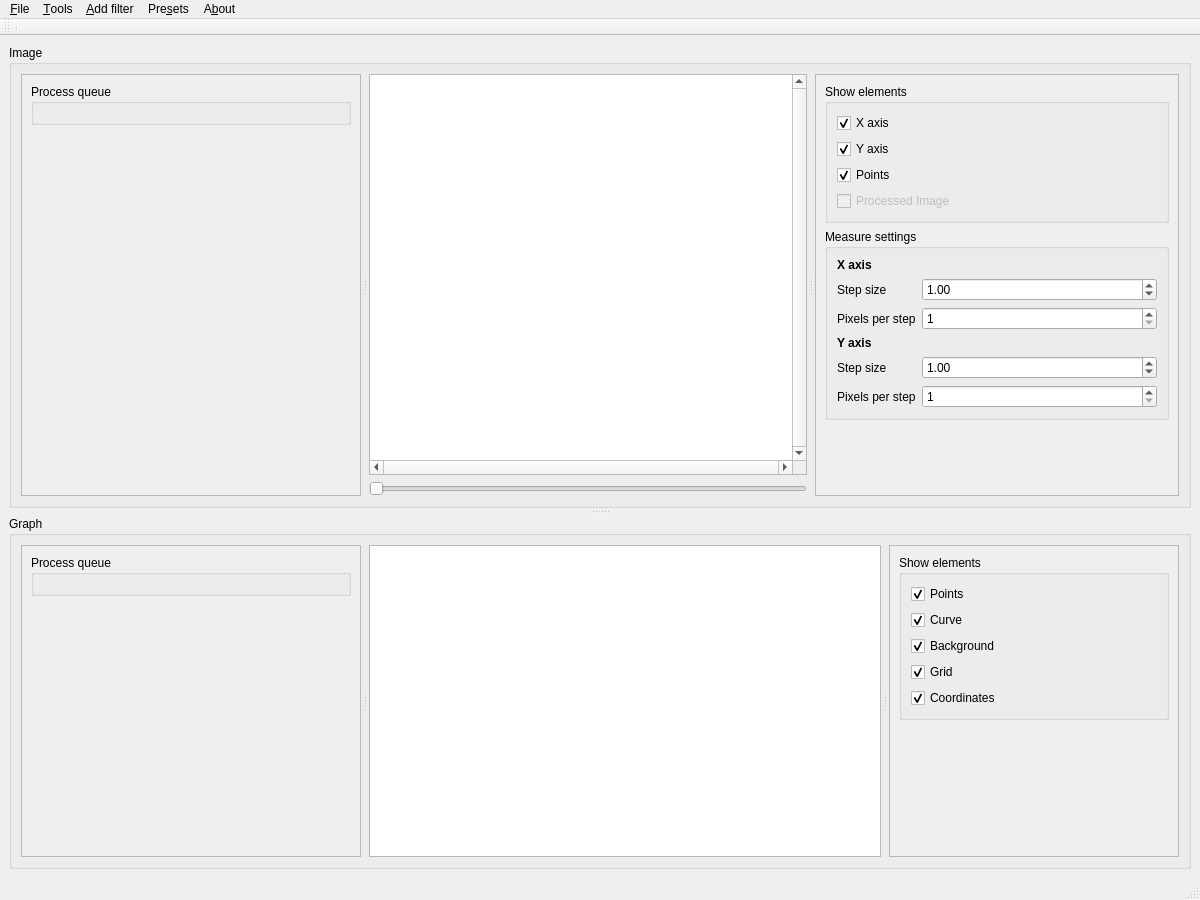
The window that mainwindow.ui (sbrepo2022/graph_vision) describes before a commit, drawn with Qt 5.
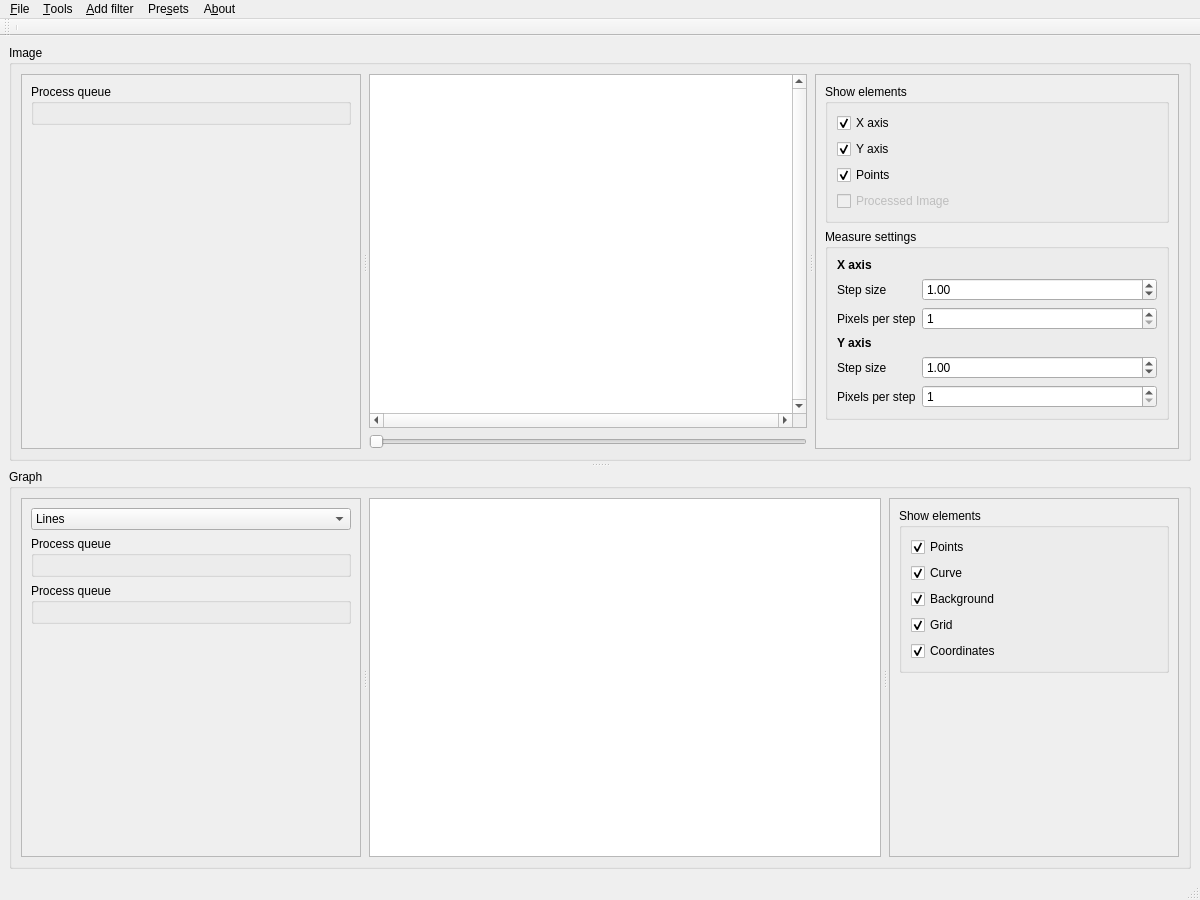
The same window after the commit. Icons and pictures are not drawn. Custom widgets are drawn as their Qt base class.

Commit message: Add graph vectorization

Patch:
```diff
--- a/mainwindow.ui
+++ b/mainwindow.ui
@@ -67,7 +67,7 @@
               <x>0</x>
               <y>0</y>
               <width>338</width>
-              <height>438</height>
+              <height>391</height>
              </rect>
             </property>
             <layout class="QVBoxLayout" name="verticalLayout_3">
@@ -174,8 +174,8 @@
               <rect>
                <x>0</x>
                <y>0</y>
-               <width>419</width>
-               <height>438</height>
+               <width>405</width>
+               <height>396</height>
               </rect>
              </property>
              <layout class="QVBoxLayout" name="verticalLayout_2">
@@ -393,16 +393,65 @@
               <x>0</x>
               <y>0</y>
               <width>338</width>
-              <height>283</height>
+              <height>330</height>
              </rect>
             </property>
             <layout class="QVBoxLayout" name="verticalLayout_6">
              <item>
-              <widget class="QGroupBox" name="groupGraphProcess">
-               <property name="title">
-                <string>Process queue</string>
+              <widget class="QComboBox" name="comboBoxGraphMode">
+               <property name="currentIndex">
+                <number>0</number>
                </property>
-               <layout class="QVBoxLayout" name="verticalLayout_12"/>
+               <item>
+                <property name="text">
+                 <string>Lines</string>
+                </property>
+               </item>
+               <item>
+                <property name="text">
+                 <string>Graph</string>
+                </property>
+               </item>
+              </widget>
+             </item>
+             <item>
+              <widget class="QWidget" name="widgetGraphModes" native="true">
+               <layout class="QVBoxLayout" name="verticalLayout_14">
+                <property name="spacing">
+                 <number>6</number>
+                </property>
+                <property name="leftMargin">
+                 <number>0</number>
+                </property>
+                <property name="topMargin">
+                 <number>0</number>
+                </property>
+                <property name="rightMargin">
+                 <number>0</number>
+                </property>
+                <property name="bottomMargin">
+                 <number>0</number>
+                </property>
+                <item>
+                 <widget class="QGroupBox" name="groupGraphProcess">
+                  <property name="title">
+                   <string>Process queue</string>
+                  </property>
+                  <layout class="QVBoxLayout" name="verticalLayout_12"/>
+                 </widget>
+                </item>
+                <item>
+                 <widget class="QGroupBox" name="groupGraphProcessGraph">
+                  <property name="enabled">
+                   <bool>true</bool>
+                  </property>
+                  <property name="title">
+                   <string>Process queue</string>
+                  </property>
+                  <layout class="QVBoxLayout" name="verticalLayout_13"/>
+                 </widget>
+                </item>
+               </layout>
               </widget>
              </item>
              <item>
@@ -458,7 +507,7 @@
                <x>0</x>
                <y>0</y>
                <width>298</width>
-               <height>283</height>
+               <height>330</height>
               </rect>
              </property>
              <layout class="QVBoxLayout" name="verticalLayout_5">
```
Left out of the diff: 6 changed lines with no effect on the pictures. The commit also changes 10 other files.
